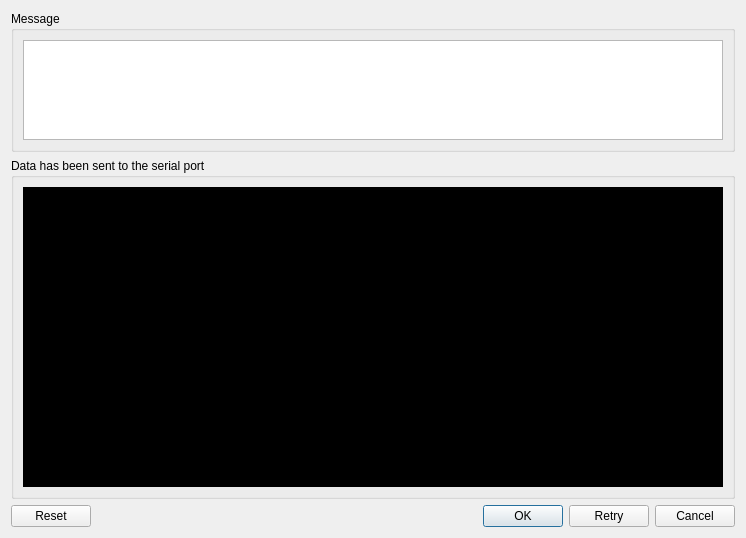
This is tafor/components/ui/send.ui in up1and/tafor as Qt 5 draws it before an edit. The edited form follows.
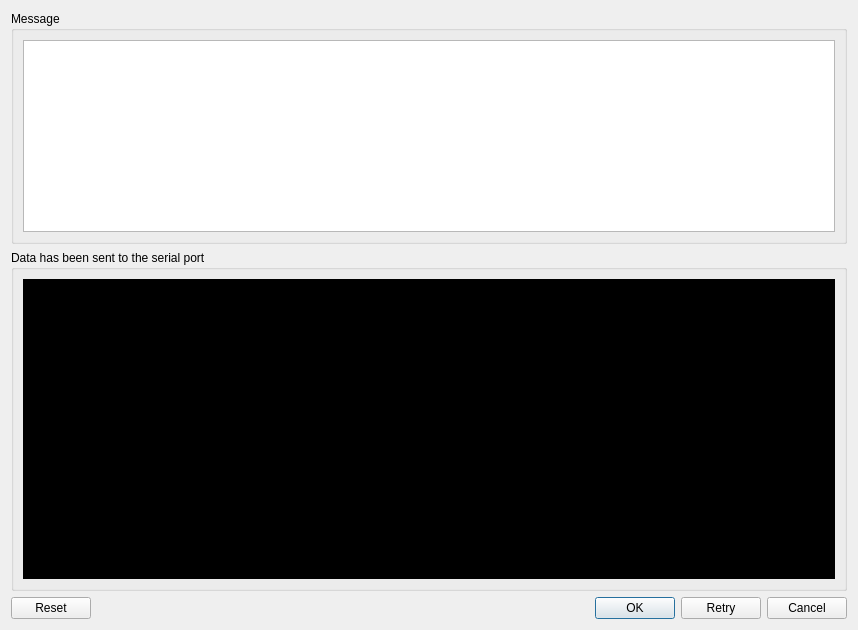
This is the edited form.

```diff
--- a/tafor/components/ui/send.ui
+++ b/tafor/components/ui/send.ui
@@ -6,8 +6,8 @@
    <rect>
     <x>0</x>
     <y>0</y>
-    <width>738</width>
-    <height>488</height>
+    <width>900</width>
+    <height>517</height>
    </rect>
   </property>
   <property name="windowTitle">
@@ -27,16 +27,10 @@
        <widget class="QTextEdit" name="text">
         <property name="minimumSize">
          <size>
-          <width>700</width>
+          <width>812</width>
           <height>0</height>
          </size>
         </property>
-        <property name="maximumSize">
-         <size>
-          <width>16777215</width>
-          <height>100</height>
-         </size>
-        </property>
         <property name="cursorWidth">
          <number>0</number>
         </property>
@@ -58,7 +52,7 @@
        <widget class="QTextEdit" name="raw">
         <property name="minimumSize">
          <size>
-          <width>700</width>
+          <width>812</width>
           <height>300</height>
          </size>
         </property>
```
